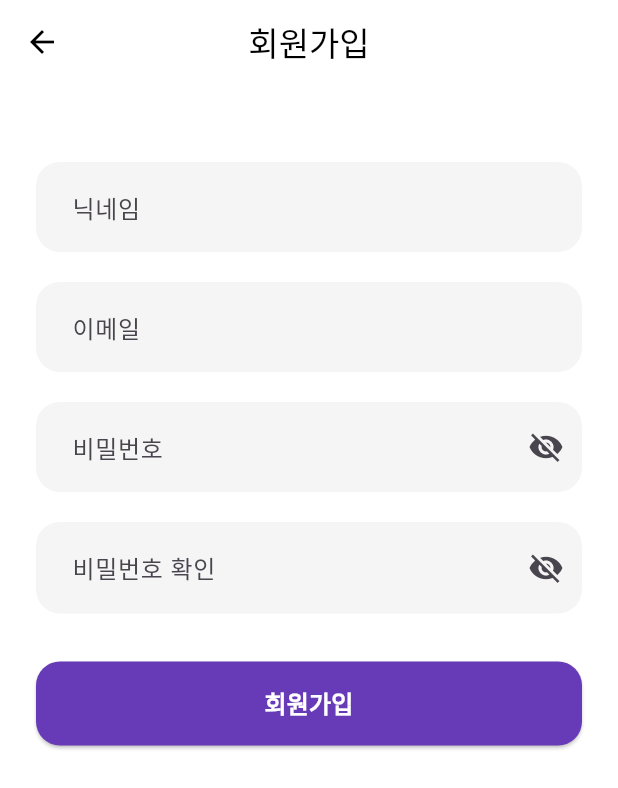
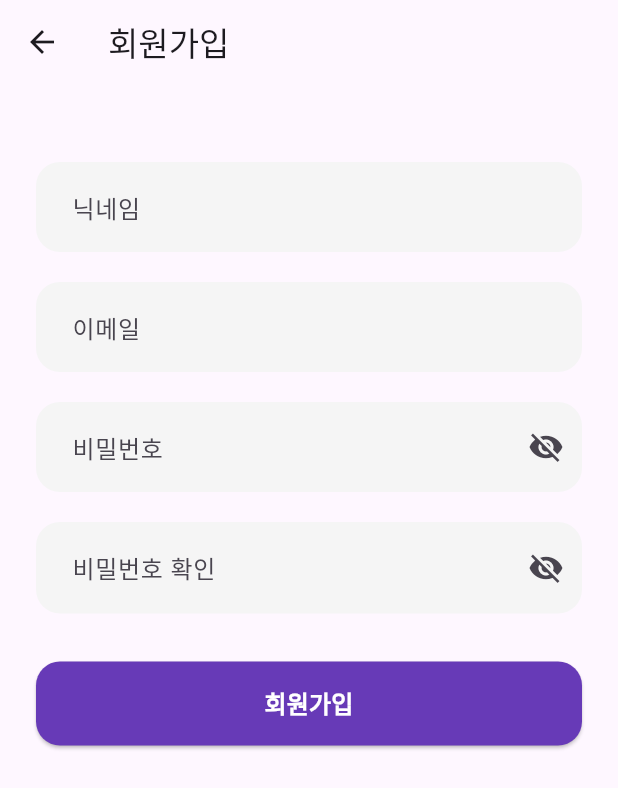
Before and after one commit to Munaro-App/frontend, a Flutter app: the screen it shows after launch, after a tap on "회원가입", on a phone screen of 412 x 824 dp. Shown: the top 788 px of the screen. Run offline on Flutter 3.47's test engine with Material 3 defaults, Android fonts, the phone set to English and light mode, and no system bars; our stand-ins replace dio, flutter_dotenv, flutter_riverpod, flutter_secure_storage, google_sign_in; missing offline and left inert: kakao_flutter_sdk_user.

Commit message:
refactor: 환경변수 설정

```diff
--- a/lib/layouts/login_layout.dart
+++ b/lib/layouts/login_layout.dart
@@ -7,15 +7,13 @@ import 'package:flutter_riverpod/flutter_riverpod.dart';
 import 'package:flutter_secure_storage/flutter_secure_storage.dart';
 import 'package:kakao_flutter_sdk_user/kakao_flutter_sdk_user.dart';
 import 'package:google_sign_in/google_sign_in.dart';
+import 'package:flutter_dotenv/flutter_dotenv.dart';
 
 // API 설정 및 네트워크 통신
 class _ApiConfig {
-  static const String baseUrl = String.fromEnvironment(
-    'API_BASE_URL',
-    defaultValue: 'http://localhost:8080',
-  );
+  static String get baseUrl =>
+      dotenv.env['API_BASE_URL'] ?? 'http://localhost:8080';
 
-  // 10초 동안 응답이 없으면 에러
   static const Duration connectTimeout = Duration(seconds: 10);
   static const Duration receiveTimeout = Duration(seconds: 10);
 }
@@ -175,8 +173,7 @@ class KakaoAuthDataSource {
 class GoogleAuthDataSource {
   final GoogleSignIn _googleSignIn = GoogleSignIn(
     scopes: ['email', 'profile'],
-    serverClientId:
-        '408653349037-nk70rag6j78mh4nu3jkalrlscg3vd34g.apps.googleusercontent.com',
+    serverClientId: dotenv.env['GOOGLE_SERVER_CLIENT_ID'],
   );
 
   Future<String?> login() async {
@@ -846,7 +843,9 @@ class _LoginPageState extends ConsumerState<LoginPage> {
 
     const SizedBox(width: 20),
 
-    Container(
+    GestureDetector(
+  onTap: _onGoogleLoginPressed,
+  child: Container(
     width: 64,
     height: 64,
     decoration: BoxDecoration(
@@ -861,6 +860,7 @@ class _LoginPageState extends ConsumerState<LoginPage> {
       padding: const EdgeInsets.all(8),
       child: Image.asset(
         'assets/icons/google.png',
+      ),
     ),
   ),
 )
--- a/lib/main.dart
+++ b/lib/main.dart
@@ -1,20 +1,25 @@
 import 'package:flutter/material.dart';
 import 'package:flutter_riverpod/flutter_riverpod.dart';
 import 'package:kakao_flutter_sdk_user/kakao_flutter_sdk_user.dart';
+import 'package:flutter_dotenv/flutter_dotenv.dart';
+
 import 'layouts/login_layout.dart';
 import 'layouts/signup_layout.dart';
 
 void main() async {
   WidgetsFlutterBinding.ensureInitialized();
 
-  const kakaoAppKey = String.fromEnvironment(
-    'KAKAO_NATIVE_APP_KEY',
-    defaultValue: '',
+  await dotenv.load(fileName: ".env");
+
+  KakaoSdk.init(
+    nativeAppKey: dotenv.env['KAKAO_NATIVE_APP_KEY'] ?? '',
   );
 
-  KakaoSdk.init(nativeAppKey: kakaoAppKey);
-
-  runApp(const ProviderScope(child: MunaroApp()));
+  runApp(
+    const ProviderScope(
+      child: MunaroApp(),
+    ),
+  );
 }
 
 class MunaroApp extends StatelessWidget {
@@ -25,47 +30,6 @@ class MunaroApp extends StatelessWidget {
     return MaterialApp(
       debugShowCheckedModeBanner: false,
       title: '무나로',
-      theme: ThemeData(
-        useMaterial3: true,
-        scaffoldBackgroundColor: Colors.white,
-        colorScheme: ColorScheme.fromSeed(seedColor: Colors.deepPurple),
-        appBarTheme: const AppBarTheme(
-          backgroundColor: Colors.white,
-          foregroundColor: Colors.black,
-          centerTitle: true,
-          elevation: 0,
-        ),
-        elevatedButtonTheme: ElevatedButtonThemeData(
-          style: ElevatedButton.styleFrom(
-            backgroundColor: Colors.deepPurple,
-            foregroundColor: Colors.white,
-            minimumSize: const Size(double.infinity, 56),
-            shape: RoundedRectangleBorder(
-              borderRadius: BorderRadius.circular(16),
-            ),
-          ),
-        ),
-        inputDecorationTheme: InputDecorationTheme(
-          filled: true,
-          fillColor: Colors.grey.shade100,
-          contentPadding: const EdgeInsets.symmetric(
-            horizontal: 20,
-            vertical: 18,
-          ),
-          border: OutlineInputBorder(
-            borderRadius: BorderRadius.circular(16),
-            borderSide: BorderSide.none,
-          ),
-          enabledBorder: OutlineInputBorder(
-            borderRadius: BorderRadius.circular(16),
-            borderSide: BorderSide.none,
-          ),
-          focusedBorder: OutlineInputBorder(
-            borderRadius: BorderRadius.circular(16),
-            borderSide: const BorderSide(color: Colors.deepPurple, width: 1.2),
-          ),
-        ),
-      ),
       initialRoute: '/',
       routes: {
         '/': (_) => const LoginPage(),
--- a/pubspec.yaml
+++ b/pubspec.yaml
@@ -23,6 +23,9 @@ dependencies:
   dio: ^5.4.3
   flutter_secure_storage: ^10.3.1
 
+  # .env 파일
+  flutter_dotenv: ^5.1.0
+
 dev_dependencies:
   flutter_test:
     sdk: flutter
@@ -31,4 +34,5 @@ dev_dependencies:
 flutter:
   uses-material-design: true
   assets:
+    - .env
     - assets/icons/
```
Also changed, not shown: pubspec.lock. Lines whose indentation alone changed are shown as unchanged.
